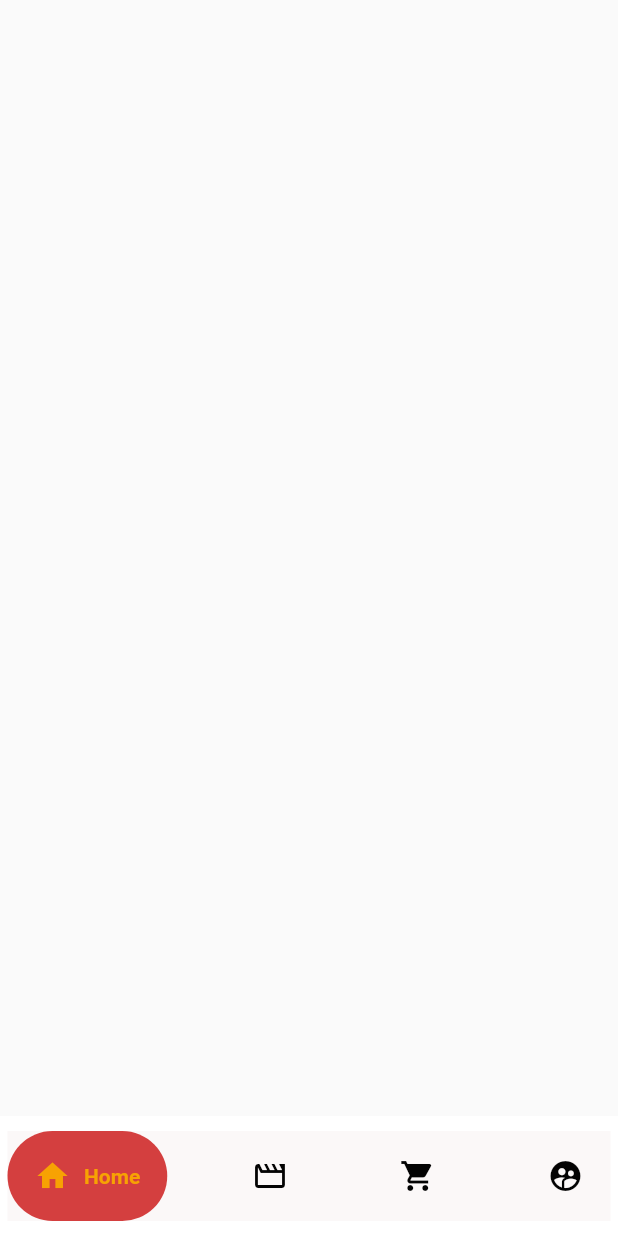
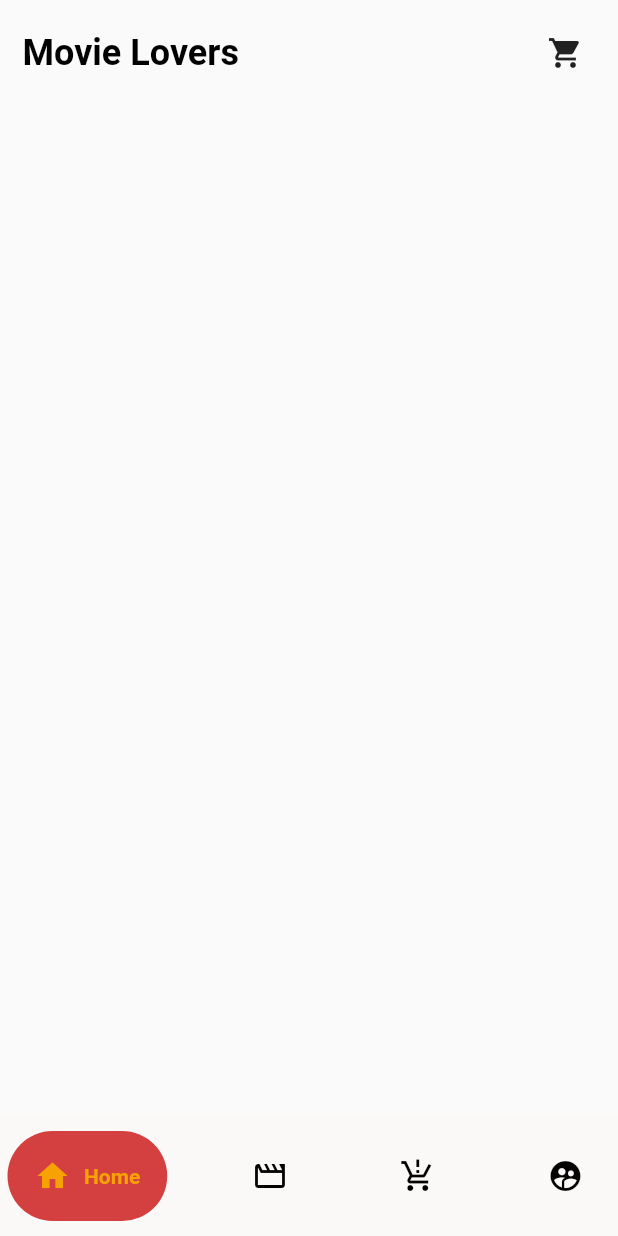
Before and after one commit to MrAnmol08/movielovers, a Flutter app: the HomePage screen opened directly, on a phone screen of 412 x 824 dp. Run offline on Flutter 3.47's test engine with Material 2 defaults, Android fonts, the phone set to English and light mode, and no system bars; drawn by our look-alikes of google_nav_bar.

Commit message:
added movie loves taxt and icon at the top of homepage

```diff
--- a/lib/HomePage.dart
+++ b/lib/HomePage.dart
@@ -14,11 +14,44 @@ class _HomePageState extends State<HomePage> {
   @override
   Widget build(BuildContext context) {
     return Scaffold(
+      body: SafeArea(
+        child: Padding(
+          padding: const EdgeInsets.all(15.0),
+          child: Column( children: [
+            Row(
+              mainAxisAlignment: MainAxisAlignment.spaceBetween,
+              // ignore: prefer_const_literals_to_create_immutables
+              children: [
+                Text(
+                  'Movie Lovers',
+                  style: TextStyle(
+                    color: Colors.black,
+                     fontWeight: FontWeight.bold,
+                     fontSize: 24 ),
+
+                ),
+                Padding(
+                  padding: const EdgeInsets.all(8.0),
+                  child: Icon(
+
+                    Icons.shopping_cart,  ),
+                ),
+
+              ],
+            )
+          ],
+
+          ),
+        ),
+      ),
+
 
       //Navigation bar on homepage
       bottomNavigationBar: Container(
 
-         color: Color.fromARGB(255, 255, 255, 255),
+
+         color: Color.fromARGB(255, 251, 248, 248),
+
 
         child: Padding(
 
@@ -40,7 +73,7 @@ class _HomePageState extends State<HomePage> {
                 icon: Icons.movie_outlined,
               text: 'Ticket',), // Ticket icon with name
               GButton(
-                icon: Icons.shopping_cart,
+                icon: Icons.production_quantity_limits,
               text: 'Product', //Product icon with name
               ),
               GButton(
--- a/lib/Login.dart
+++ b/lib/Login.dart
@@ -141,7 +141,7 @@ class _loginState extends State<login> {
                     fontWeight: FontWeight.bold, )),
 
                     Text(' Register', style:TextStyle(color:Color.fromARGB(255, 6, 64, 240),
-                    fontWeight: FontWeight.bold ) ,),
+                    fontWeight: FontWeight.bold ) ),
             //         InkWell(
             //           onTap: () {
             //   Navigator.push(
--- a/lib/main.dart
+++ b/lib/main.dart
@@ -18,7 +18,7 @@ class SplashScreen extends StatelessWidget {
     return const MaterialApp(
       debugShowCheckedModeBanner: false,
       title: 'Movie Lovers',
-      home: RegisterPage(),
+      home: HomePage(),
 
 
     );
```
